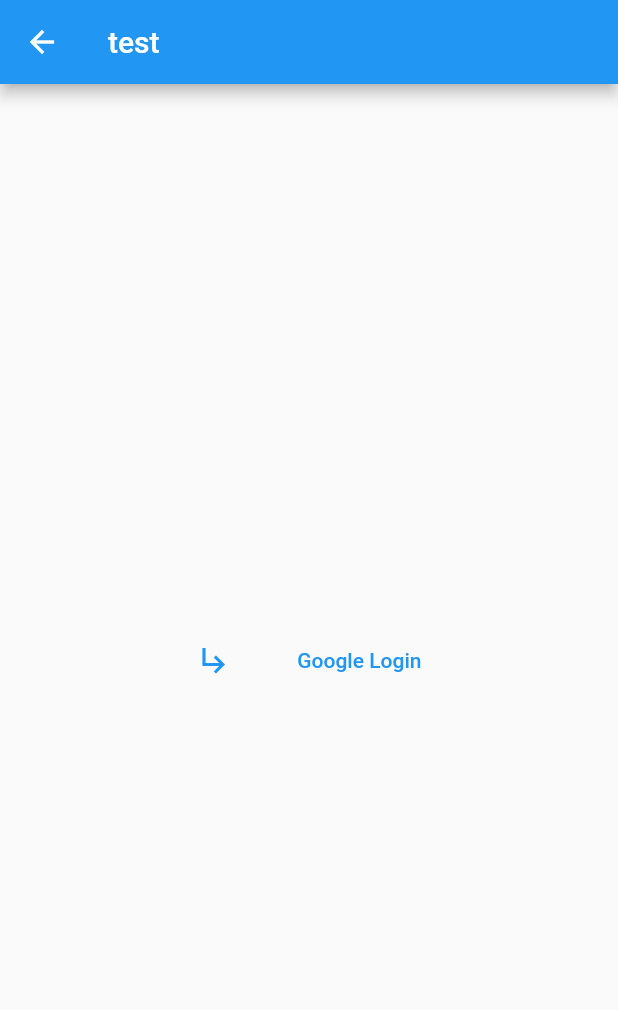
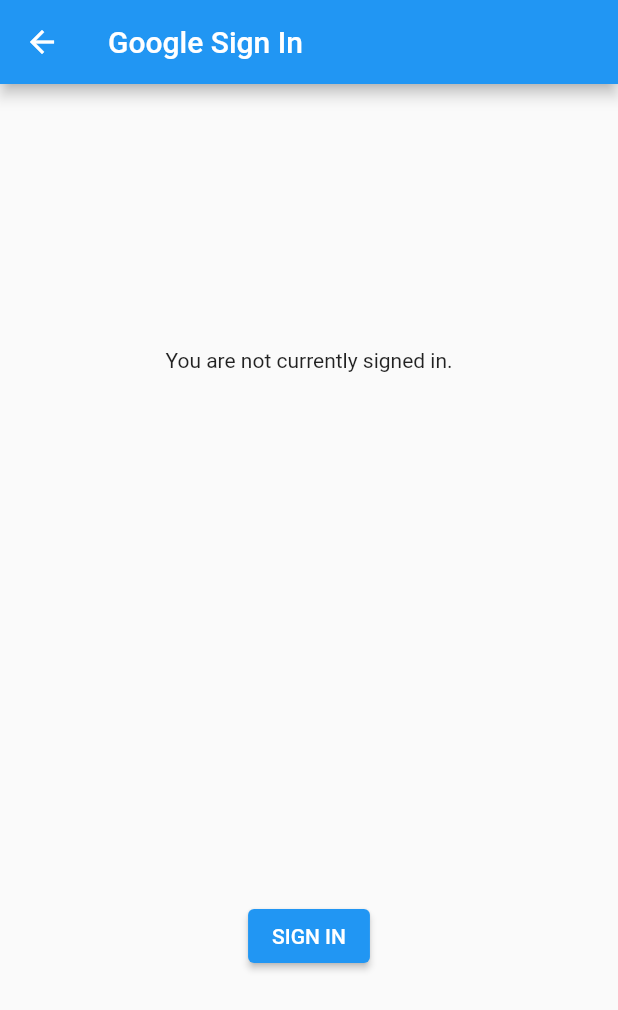
Before and after one commit to coolgogi/hereNhear, a Flutter app: the TestPage screen opened directly, on a phone screen of 412 x 824 dp. Shown: the top 1010 px of the screen. Run offline on Flutter 3.47's test engine with Material 2 defaults, Android fonts, the phone set to English and light mode, and no system bars; our stand-ins replace cloud_firestore, firebase_auth, firebase_core, firebase_storage, get, google_sign_in; missing offline and left inert: comment_box, flutter_pagewise; accounts and stored records are empty; network calls fail; statements that could not run were skipped.

Commit message:
login_com

```diff
--- a/herehear/lib/login/login_test.dart
+++ b/herehear/lib/login/login_test.dart
@@ -1,101 +1,154 @@
-import 'package:firebase_auth/firebase_auth.dart';
+// Copyright 2013 The Flutter Authors. All rights reserved.
+// Use of this source code is governed by a BSD-style license that can be
+// found in the LICENSE file.
+
+// ignore_for_file: public_member_api_docs
+
+import 'dart:async';
+import 'dart:convert' show json;
+
+import "package:http/http.dart" as http;
 import 'package:flutter/material.dart';
 import 'package:google_sign_in/google_sign_in.dart';
 
+GoogleSignIn _googleSignIn = GoogleSignIn(
+  // Optional clientId
+  // clientId: '479882132969-9i9aqik3jfjd7qhci1nqf0bm2g71rm1u.apps.googleusercontent.com',
+  scopes: <String>[
+    'email',
+    'https://www.googleapis.com/auth/contacts.readonly',
+  ],
+);
+
+
+
 class TestPage extends StatefulWidget {
+  @override
+  State createState() => _TestPageState();
+}
+
+class _TestPageState extends State<TestPage> {
+  GoogleSignInAccount _currentUser;
+  String _contactText = '';
 
   @override
-  _TestPage createState() => _TestPage();
-}
-
-class _TestPage extends State<TestPage> {
-  final FirebaseAuth _auth = FirebaseAuth.instance;
-  final GoogleSignIn googleSignIn = GoogleSignIn();
-
-  String name = "";
-  String email = "";
-  String url = "";
-
-  Future<String> googleSingIn() async {
-    final GoogleSignInAccount account = await googleSignIn.signIn();
-    final GoogleSignInAuthentication googleAuth = await account.authentication;
-
-    final AuthCredential credential = GoogleAuthProvider.credential(
-      accessToken: googleAuth.accessToken,
-      idToken: googleAuth.idToken,
-    );
-
-    final authResult = await _auth.signInWithCredential(credential);
-    final user = authResult.user;
-
-    assert(!user.isAnonymous);
-    assert(await user.getIdToken() != null);
-
-    final currentUser = await _auth.currentUser;
-    assert(user.uid == currentUser.uid);
-
-    setState(() {
-      email = user.email;
-      url = user.photoURL;
-      name = user.displayName;
+  void initState() {
+    super.initState();
+    _googleSignIn.onCurrentUserChanged.listen((GoogleSignInAccount account) {
+      setState(() {
+        _currentUser = account;
+      });
+      if (_currentUser != null) {
+        _handleGetContact(_currentUser);
+      }
     });
-
-    return '구글 로그인 성공: $user';
+    _googleSignIn.signInSilently();
   }
 
-  void googleSignOut() async {
-    await _auth.signOut();
-    await googleSignIn.signOut();
+  Future<void> _handleGetContact(GoogleSignInAccount user) async {
+    setState(() {
+      _contactText = "Loading contact info...";
+    });
+    final http.Response response = await http.get(
+      Uri.parse('https://people.googleapis.com/v1/people/me/connections'
+          '?requestMask.includeField=person.names'),
+      headers: await user.authHeaders,
+    );
+    if (response.statusCode != 200) {
+      setState(() {
+        _contactText = "People API gave a ${response.statusCode} "
+            "response. Check logs for details.";
+      });
+      print('People API ${response.statusCode} response: ${response.body}');
+      return;
+    }
+    final Map<String, dynamic> data = json.decode(response.body);
+    final String namedContact = _pickFirstNamedContact(data);
+    setState(() {
+      if (namedContact != null) {
+        _contactText = "I see you know $namedContact!";
+      } else {
+        _contactText = "No contacts to display.";
+      }
+    });
+  }
 
-    setState(() {
-      email = "";
-      url = "";
-      name = "";
-    });
+  String _pickFirstNamedContact(Map<String, dynamic> data) {
+    final List<dynamic> connections = data['connections'];
+    final Map<String, dynamic> contact = connections?.firstWhere(
+          (dynamic contact) => contact['names'] != null,
+      orElse: () => null,
+    );
+    if (contact != null) {
+      final Map<String, dynamic> name = contact['names'].firstWhere(
+            (dynamic name) => name['displayName'] != null,
+        orElse: () => null,
+      );
+      if (name != null) {
+        return name['displayName'];
+      }
+    }
+    return null;
+  }
 
-    print("User Sign Out");
+  Future<void> _handleSignIn() async {
+    try {
+      await _googleSignIn.signIn();
+    } catch (error) {
+      print(error);
+    }
+  }
+
+  Future<void> _handleSignOut() => _googleSignIn.disconnect();
+
+  Widget _buildBody() {
+    GoogleSignInAccount user = _currentUser;
+    if (user != null) {
+      return Column(
+        mainAxisAlignment: MainAxisAlignment.spaceAround,
+        children: <Widget>[
+          ListTile(
+            leading: GoogleUserCircleAvatar(
+              identity: user,
+            ),
+            title: Text(user.displayName ?? ''),
+            subtitle: Text(user.email),
+          ),
+          const Text("Signed in successfully."),
+          Text(_contactText),
+          ElevatedButton(
+            child: const Text('SIGN OUT'),
+            onPressed: _handleSignOut,
+          ),
+          ElevatedButton(
+            child: const Text('REFRESH'),
+            onPressed: () => _handleGetContact(user),
+          ),
+        ],
+      );
+    } else {
+      return Column(
+        mainAxisAlignment: MainAxisAlignment.spaceAround,
+        children: <Widget>[
+          const Text("You are not currently signed in."),
+          ElevatedButton(
+            child: const Text('SIGN IN'),
+            onPressed: _handleSignIn,
+          ),
+        ],
+      );
+    }
   }
 
   @override
   Widget build(BuildContext context) {
     return Scaffold(
-      appBar: AppBar(
-        title: Text('test'),
-      ),
-      body: Center(
-        child: Column(
-          mainAxisAlignment: MainAxisAlignment.center,
-          children: <Widget>[
-            email == ""
-                ? Container()
-                : Column(
-              children: <Widget>[
-                Image.network(url),
-                Text(name),
-                Text(email),
-              ],
-            ),
-            TextButton(
-              onPressed: () {
-                if (email == "") {
-                  googleSingIn();
-                } else {
-                  googleSignOut();
-                }
-              },
-              child: Container(
-                  width: 150,
-                  child: Row(
-                    mainAxisAlignment: MainAxisAlignment.spaceBetween,
-                    children: <Widget>[
-                      Icon(Icons.subdirectory_arrow_right),
-                      Text(email == "" ? 'Google Login' : "Google Logout")
-                    ],
-                  )),
-            ),
-          ],
+        appBar: AppBar(
+          title: const Text('Google Sign In'),
         ),
-      ),
-    );
+        body: ConstrainedBox(
+          constraints: const BoxConstraints.expand(),
+          child: _buildBody(),
+        ));
   }
 }
```
